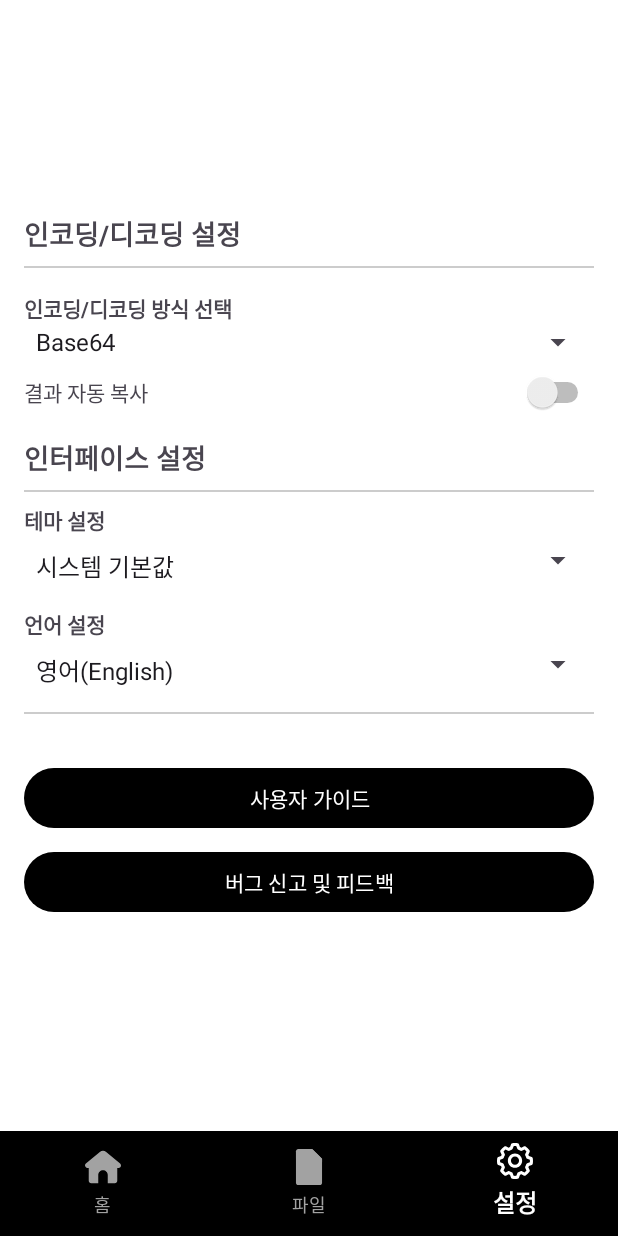
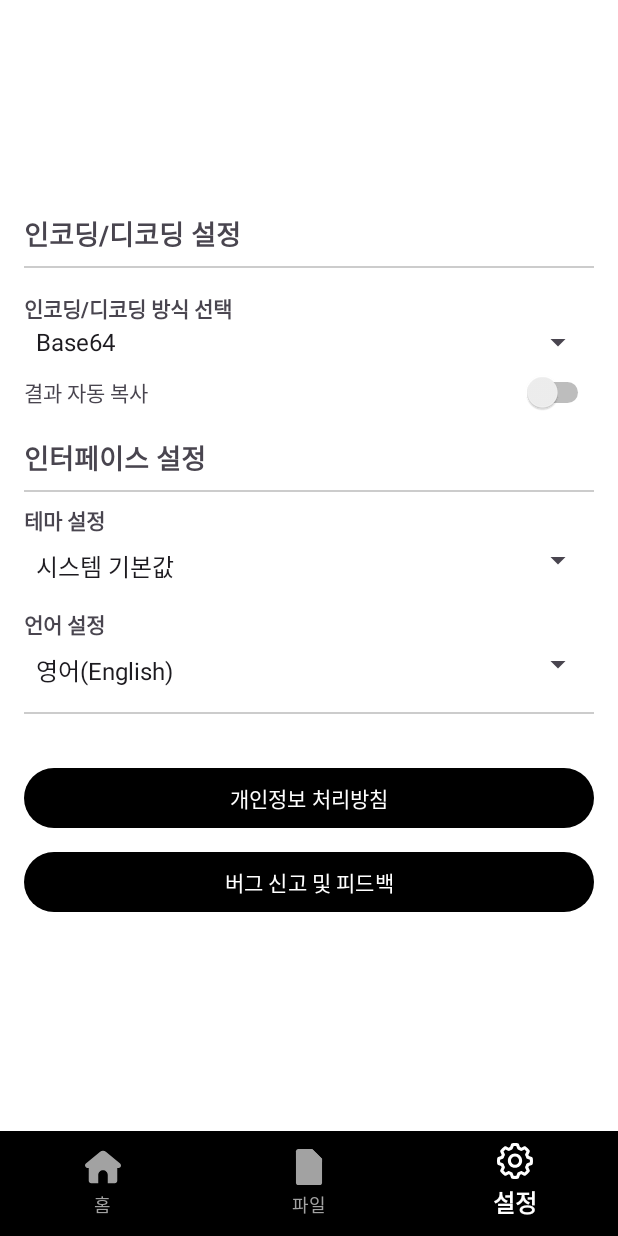
Before and after one commit to Kungchi/Cryptify, an Android app: the SettingPageFragment screen opened through its navigation route, on a phone screen of 412 x 824 dp. Run offline under Robolectric (Android 15) with nearby library versions, the phone set to English and light mode, and no system bars; our stand-ins replace navigation-ui.

Commit message:
개인정보 처리방침 추가

```diff
--- a/app/src/main/AndroidManifest.xml
+++ b/app/src/main/AndroidManifest.xml
@@ -5,6 +5,7 @@
     <uses-permission android:name="android.permission.CAMERA" />
     <uses-permission android:name="android.permission.WRITE_EXTERNAL_STORAGE" />
     <uses-feature android:name="android.hardware.camera" android:required="true" />
+    <uses-permission android:name="android.permission.INTERNET" />
 
     <queries>
         <intent>
--- a/app/src/main/java/com/ksh/cryptify/Handler/FileSaveHandler.kt
+++ b/app/src/main/java/com/ksh/cryptify/Handler/FileSaveHandler.kt
@@ -94,7 +94,8 @@ class FileSaveHandler {
 
         fileContent?.let { content ->
             val encodedContent = Endecode().processText(context, content, true)
-            val newFileName = "${fileName}_Encode.txt"
+            val baseName = File(fileName).nameWithoutExtension
+            val newFileName = "${baseName}_Encode"
             saveFile(context, newFileName, encodedContent, toast = false)
             CustomToast.show(context, context.getString(R.string.toast_file_encode_saved, newFileName))
         } ?: run {
@@ -107,7 +108,8 @@ class FileSaveHandler {
 
         fileContent?.let { content ->
             val decodedContent = Endecode().processText(context, content, false)
-            val newFileName = "${fileName}_Decode.txt"
+            val baseName = File(fileName).nameWithoutExtension
+            val newFileName = "${baseName}_Decode"
             saveFile(context, newFileName, decodedContent, toast = false)
             CustomToast.show(context, context.getString(R.string.toast_file_decode_saved, newFileName))
         } ?: run {
--- a/app/src/main/java/com/ksh/cryptify/MainPage/Fragment/SettingPageFragment.kt
+++ b/app/src/main/java/com/ksh/cryptify/MainPage/Fragment/SettingPageFragment.kt
@@ -1,6 +1,8 @@
 package com.ksh.cryptify.MainPage.Fragment
 
 import android.content.Context
+import android.content.Intent
+import android.net.Uri
 import android.os.Bundle
 import android.view.LayoutInflater
 import android.view.View
@@ -9,6 +11,7 @@ import android.widget.AdapterView
 import android.widget.ArrayAdapter
 import androidx.appcompat.app.AppCompatDelegate
 import androidx.fragment.app.Fragment
+import com.ksh.cryptify.MainPage.MainPageActivity
 import com.ksh.cryptify.R
 import com.ksh.cryptify.Utility.Language
 import com.ksh.cryptify.databinding.FragmentSettingPageBinding
@@ -38,6 +41,11 @@ class SettingPageFragment : Fragment() {
         setup_theme()
 
         switch_checked()
+
+        binding.policyButton.setOnClickListener {
+            val intent = Intent(Intent.ACTION_VIEW, Uri.parse("https://doc-hosting.flycricket.io/cryptify-decode-encode/fc3deb52-6d52-43d8-81c7-c5578e0cbc59/privacy"))
+            startActivity(intent)
+        }
 
         return binding.root
     }
--- a/app/src/main/res/layout/fragment_setting_page.xml
+++ b/app/src/main/res/layout/fragment_setting_page.xml
@@ -155,7 +155,7 @@
             android:orientation="vertical">
 
             <Button
-                android:id="@+id/user_guide_button"
+                android:id="@+id/policy_button"
                 android:layout_width="match_parent"
                 android:layout_height="wrap_content"
                 android:text="@string/setting_Guide" />
--- a/app/src/main/res/values/strings.xml
+++ b/app/src/main/res/values/strings.xml
@@ -54,7 +54,7 @@
     <string name="setting_interface">인터페이스 설정</string>
     <string name="setting_theme">테마 설정</string>
     <string name="setting_Language">언어 설정</string>
-    <string name="setting_Guide">사용자 가이드</string>
+    <string name="setting_Guide">개인정보 처리방침</string>
     <string name="setting_feedback">버그 신고 및 피드백</string>
 
     <!-- 파일 페이지 -->
```
Also changed, not shown: 14 other files.
